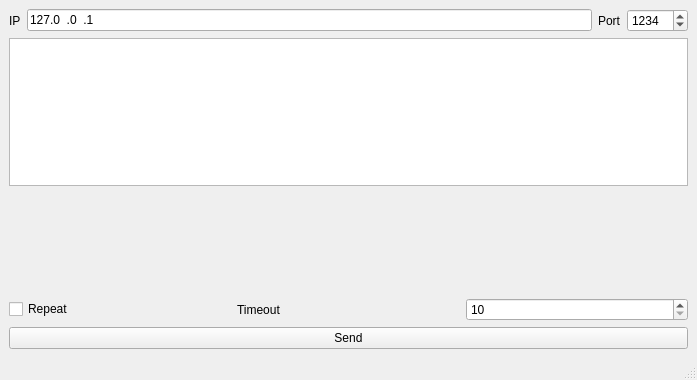
Old version of the form mainwindow.ui in the repository artthirt/send2udp.
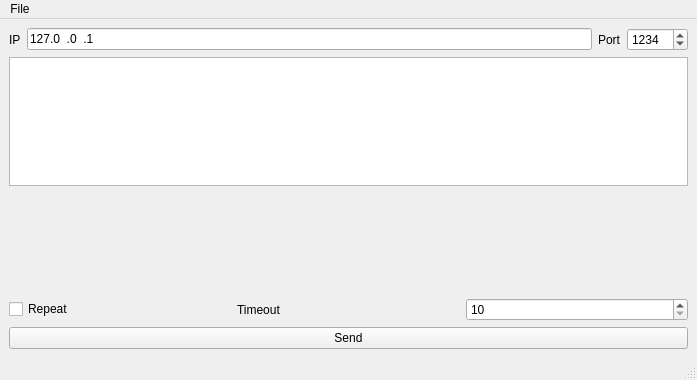
New version of the form. Custom widgets are drawn as their Qt base class.

The edit to the form file:
```diff
--- a/mainwindow.ui
+++ b/mainwindow.ui
@@ -127,6 +127,13 @@
      <height>22</height>
     </rect>
    </property>
+   <widget class="QMenu" name="menuFiler">
+    <property name="title">
+     <string>File</string>
+    </property>
+    <addaction name="actionOpen"/>
+   </widget>
+   <addaction name="menuFiler"/>
   </widget>
   <widget class="QStatusBar" name="statusbar"/>
  </widget>
```
Left out of the diff: 5 changed lines with no effect on the pictures.
